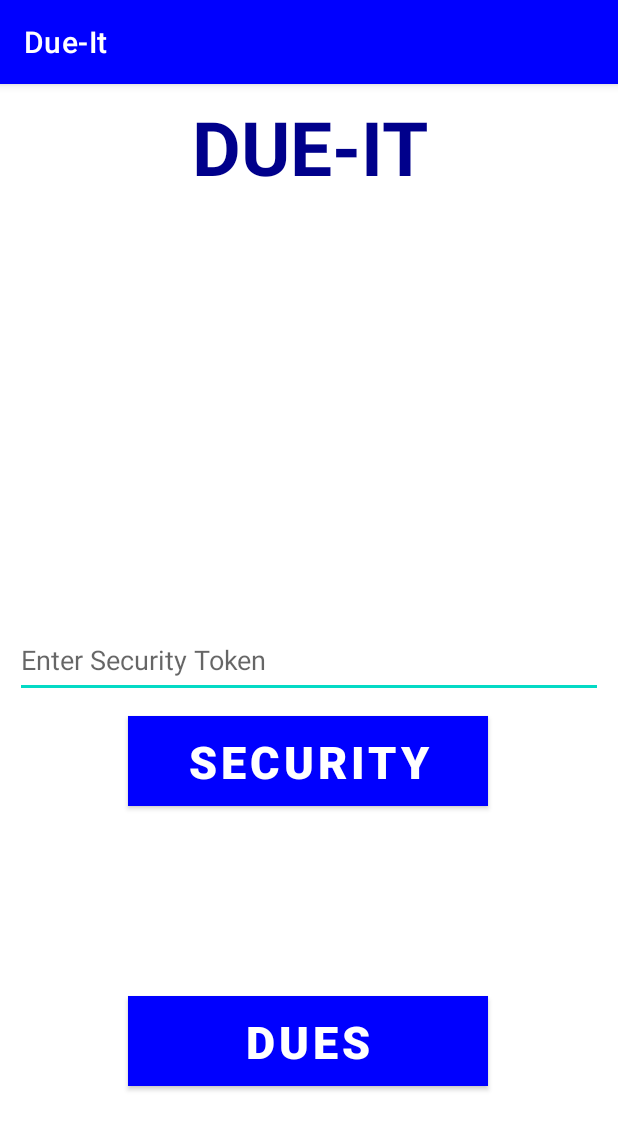
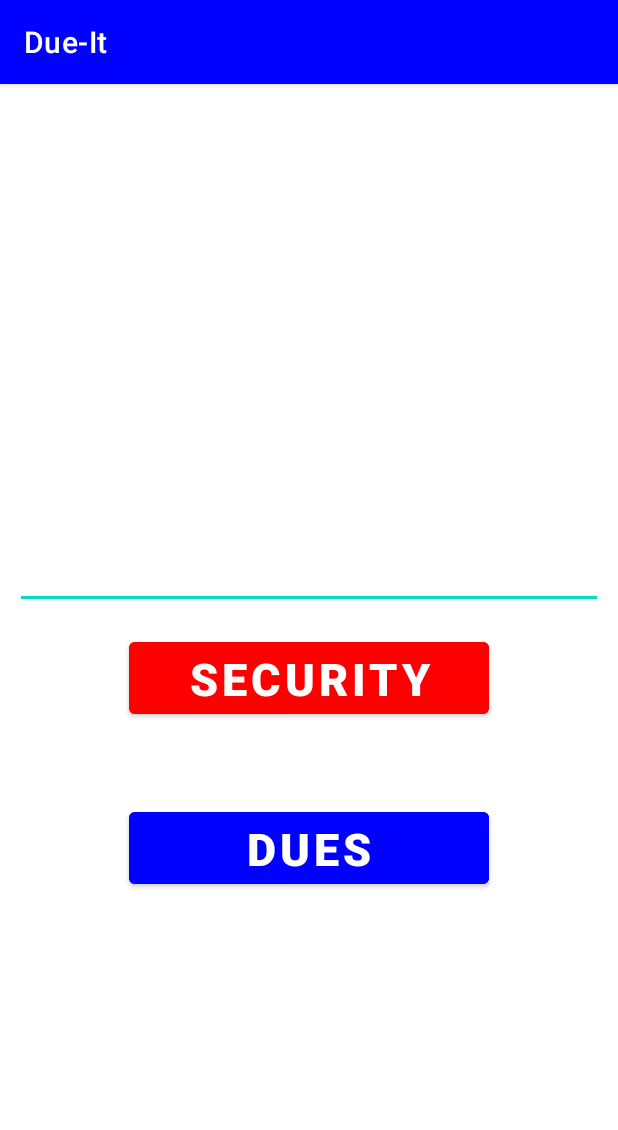
Before and after one commit to SgtTacos/Due-It, an Android app: the screen it shows after launch (MainActivity), on a phone screen of 412 x 824 dp. Shown: the top 1130 px of the screen. Run offline under Robolectric (Android 15) with nearby library versions, the phone set to English and light mode, and no system bars; 2 statements that could not run were skipped.

Commit message:
class added

```diff
--- a/app/src/main/java/com/example/due_it/CanvasAPI.java
+++ b/app/src/main/java/com/example/due_it/CanvasAPI.java
@@ -7,12 +7,13 @@ import java.util.Scanner;
 
 public class CanvasAPI {
     private static SharedPreferences sp;
-    public static void main(String[] args) {
+    public static void Canvas(String[] args) {
         HTTPHelper httpHelper = new HTTPHelper();
         Scanner scanner = new Scanner(System.in);
         SharedPreferences sp = new MainActivity().getSharedPreferences("MyToken", Context.MODE_PRIVATE);
 
-        /** Each user can get their own Canvas Token by going to:
+        /** Provided by Brother Macbeth
+        * Each user can get their own Canvas Token by going to:
         * https://byui.instructure.com/profile/settings and select "New Access Token".
         * Only do this once and copy the token to the textedit so it can be saved
         * to be used again later.
--- a/app/src/main/res/layout/activity_main.xml
+++ b/app/src/main/res/layout/activity_main.xml
@@ -6,24 +6,19 @@
     android:layout_height="match_parent"
     tools:context=".MainActivity">
 
-    <TextView
-        android:id="@+id/textView"
-        android:layout_width="383dp"
-        android:layout_height="73dp"
+    <EditText
+        android:id="@+id/editToken"
+        android:layout_width="392dp"
+        android:layout_height="50dp"
         android:layout_marginStart="8dp"
         android:layout_marginLeft="8dp"
-        android:layout_marginTop="8dp"
+        android:layout_marginTop="300dp"
         android:layout_marginEnd="8dp"
         android:layout_marginRight="8dp"
-        android:gravity="center_horizontal"
-        android:text="@string/title"
-        android:textAlignment="center"
-        android:textColor="@color/dark_blue"
-        android:textSize="50sp"
-        android:textStyle="bold"
+        android:ems="10"
+        android:gravity="center_vertical|center_horizontal"
+        android:inputType="textPersonName"
         app:layout_constraintEnd_toEndOf="parent"
-        app:layout_constraintLeft_toLeftOf="parent"
-        app:layout_constraintRight_toRightOf="parent"
         app:layout_constraintStart_toStartOf="parent"
         app:layout_constraintTop_toTopOf="parent" />
 
@@ -31,50 +26,43 @@
         android:id="@+id/button1"
         android:layout_width="240dp"
         android:layout_height="60dp"
-        android:layout_marginTop="340dp"
-        android:background="@color/red"
+        android:layout_marginStart="85dp"
+        android:layout_marginLeft="85dp"
+        android:layout_marginTop="16dp"
+        android:layout_marginEnd="85dp"
+        android:layout_marginRight="85dp"
+        android:backgroundTint="@color/red"
+        android:gravity="center_vertical|center_horizontal"
+        android:onClick="secToken"
         android:text="@string/button1"
         android:textColor="@color/white"
         android:textSize="30sp"
         android:textStyle="bold"
         app:layout_constraintEnd_toEndOf="parent"
-        app:layout_constraintHorizontal_bias="0.497"
         app:layout_constraintStart_toStartOf="parent"
-        app:layout_constraintTop_toBottomOf="@+id/textView"
-        android:onClick="secToken"/>
+        app:layout_constraintTop_toBottomOf="@+id/editToken" />
 
     <Button
         android:id="@+id/button2"
         android:layout_width="240dp"
         android:layout_height="60dp"
-        android:layout_marginBottom="100dp"
-        android:background="@color/blue"
+        android:layout_marginStart="85dp"
+        android:layout_marginLeft="85dp"
+        android:layout_marginTop="24dp"
+        android:layout_marginEnd="85dp"
+        android:layout_marginRight="85dp"
+        android:layout_marginBottom="200dp"
+        android:backgroundTint="@color/blue"
+        android:gravity="center_vertical|center_horizontal"
+        android:onClick="duesResults"
         android:text="@string/button2"
         android:textColor="@color/white"
         android:textSize="30sp"
         android:textStyle="bold"
         app:layout_constraintBottom_toBottomOf="parent"
         app:layout_constraintEnd_toEndOf="parent"
-        app:layout_constraintHorizontal_bias="0.497"
+        app:layout_constraintHorizontal_bias="0.51"
         app:layout_constraintStart_toStartOf="parent"
-        app:layout_constraintTop_toBottomOf="@+id/button1"
-        app:layout_constraintVertical_bias="1.0"
-        android:onClick="duesResults"/>
-
-    <EditText
-        android:id="@+id/editToken"
-        android:layout_width="392dp"
-        android:layout_height="50dp"
-        android:layout_marginStart="8dp"
-        android:layout_marginLeft="8dp"
-        android:layout_marginEnd="8dp"
-        android:layout_marginRight="8dp"
-        android:ems="10"
-        android:inputType="textPersonName"
-        android:hint="@string/hint"
-        app:layout_constraintBottom_toBottomOf="parent"
-        app:layout_constraintEnd_toEndOf="parent"
-        app:layout_constraintStart_toStartOf="parent"
-        app:layout_constraintTop_toTopOf="parent" />
+        app:layout_constraintTop_toBottomOf="@+id/button1" />
 
 </androidx.constraintlayout.widget.ConstraintLayout>
```
Also changed, not shown: app/src/main/java/com/example/due_it/MainActivity.java (+12 -8 lines), app/src/main/res/layout/activity_second.xml (+1 -22 lines).
